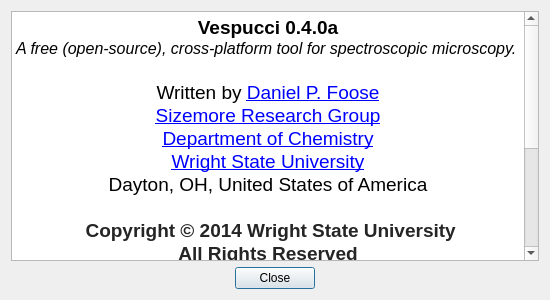
The window that aboutdialog.ui (VespucciProject/Vespucci) describes before a commit, drawn with Qt 5.
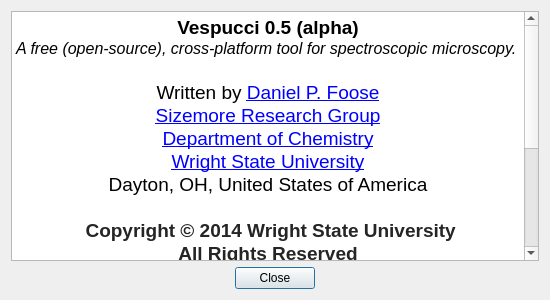
The same window after the commit.

Commit message: Changed to Vespucci 0.5 (too many features added for this to be Vespucci 0.4.5)...

Patch:
```diff
--- a/aboutdialog.ui
+++ b/aboutdialog.ui
@@ -26,7 +26,7 @@
 &lt;html&gt;&lt;head&gt;&lt;meta name=&quot;qrichtext&quot; content=&quot;1&quot; /&gt;&lt;style type=&quot;text/css&quot;&gt;
 p, li { white-space: pre-wrap; }
 &lt;/style&gt;&lt;/head&gt;&lt;body style=&quot; font-family:'MS Shell Dlg 2'; font-size:11pt; font-weight:400; font-style:normal;&quot;&gt;
-&lt;p align=&quot;center&quot; style=&quot; margin-top:0px; margin-bottom:0px; margin-left:0px; margin-right:0px; -qt-block-indent:0; text-indent:0px;&quot;&gt;&lt;span style=&quot; font-size:14pt; font-weight:600;&quot;&gt;Vespucci 0.4.0a&lt;/span&gt;&lt;/p&gt;
+&lt;p align=&quot;center&quot; style=&quot; margin-top:0px; margin-bottom:0px; margin-left:0px; margin-right:0px; -qt-block-indent:0; text-indent:0px;&quot;&gt;&lt;span style=&quot; font-size:14pt; font-weight:600;&quot;&gt;Vespucci 0.5 (alpha)&lt;/span&gt;&lt;/p&gt;
 &lt;p align=&quot;justify&quot; style=&quot; margin-top:0px; margin-bottom:0px; margin-left:0px; margin-right:0px; -qt-block-indent:0; text-indent:0px;&quot;&gt;&lt;span style=&quot; font-size:12pt; font-style:italic;&quot;&gt;A free (open-source), cross-platform tool for spectroscopic microscopy.&lt;/span&gt;&lt;/p&gt;
 &lt;p align=&quot;justify&quot; style=&quot;-qt-paragraph-type:empty; margin-top:0px; margin-bottom:0px; margin-left:0px; margin-right:0px; -qt-block-indent:0; text-indent:0px; font-size:14pt; font-style:italic;&quot;&gt;&lt;br /&gt;&lt;/p&gt;
 &lt;p align=&quot;center&quot; style=&quot; margin-top:0px; margin-bottom:0px; margin-left:0px; margin-right:0px; -qt-block-indent:0; text-indent:0px;&quot;&gt;&lt;span style=&quot; font-size:14pt;&quot;&gt;Written by &lt;/span&gt;&lt;a href=&quot;http://about.me/dpfoose&quot;&gt;&lt;span style=&quot; font-size:14pt; text-decoration: underline; color:#0000ff;&quot;&gt;Daniel P. Foose&lt;/span&gt;&lt;/a&gt;&lt;/p&gt;
```
